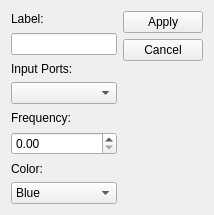
The window that elementeditor.ui (GIBIS-UNIFESP/wiRedPanda) describes before a commit, drawn with Qt 5.
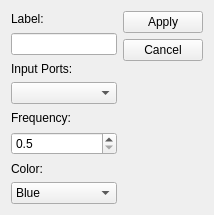
The same window after the commit. Icons and pictures are not drawn.

```diff
--- a/elementeditor.ui
+++ b/elementeditor.ui
@@ -46,7 +46,17 @@
     </widget>
    </item>
    <item row="5" column="0">
-    <widget class="QDoubleSpinBox" name="doubleSpinBoxFrequency"/>
+    <widget class="QDoubleSpinBox" name="doubleSpinBoxFrequency">
+     <property name="decimals">
+      <number>1</number>
+     </property>
+     <property name="minimum">
+      <double>0.500000000000000</double>
+     </property>
+     <property name="maximum">
+      <double>30.000000000000000</double>
+     </property>
+    </widget>
    </item>
    <item row="7" column="0">
     <widget class="QComboBox" name="comboBoxColor">
```
Left out of the diff: 4 changed lines with no effect on the pictures.
